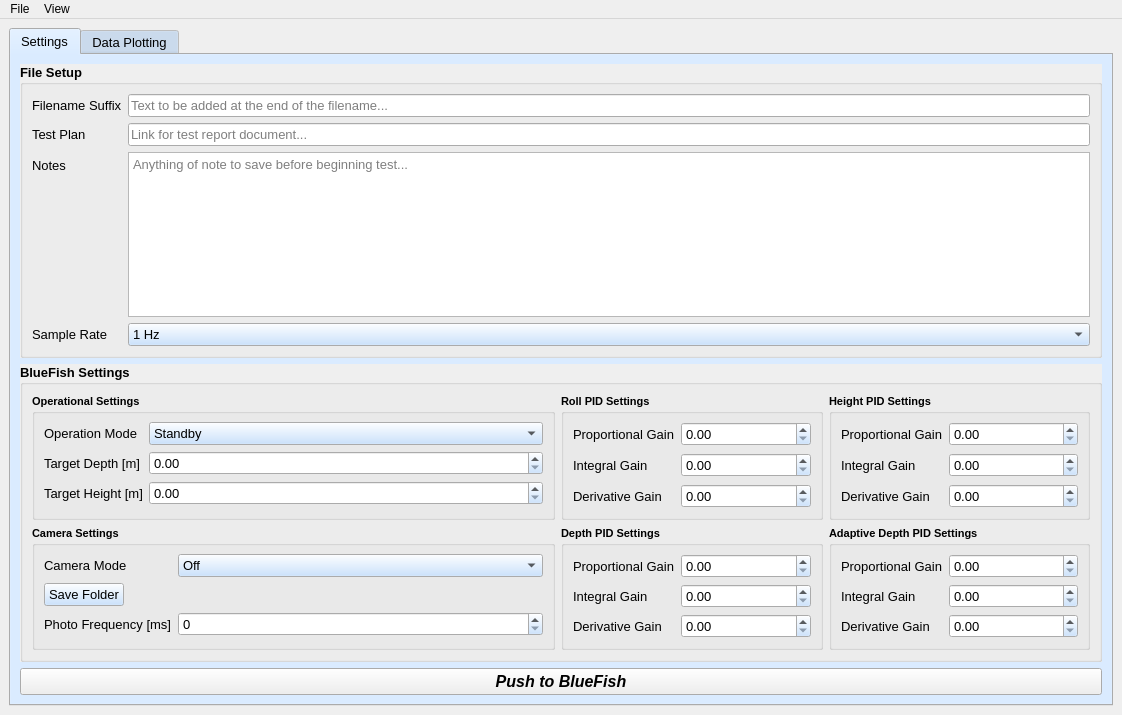
First picture: the form in Sandbox/GUI/FishCommand.ui, repository BlueFish-MECH400/BlueFish, before the edit.
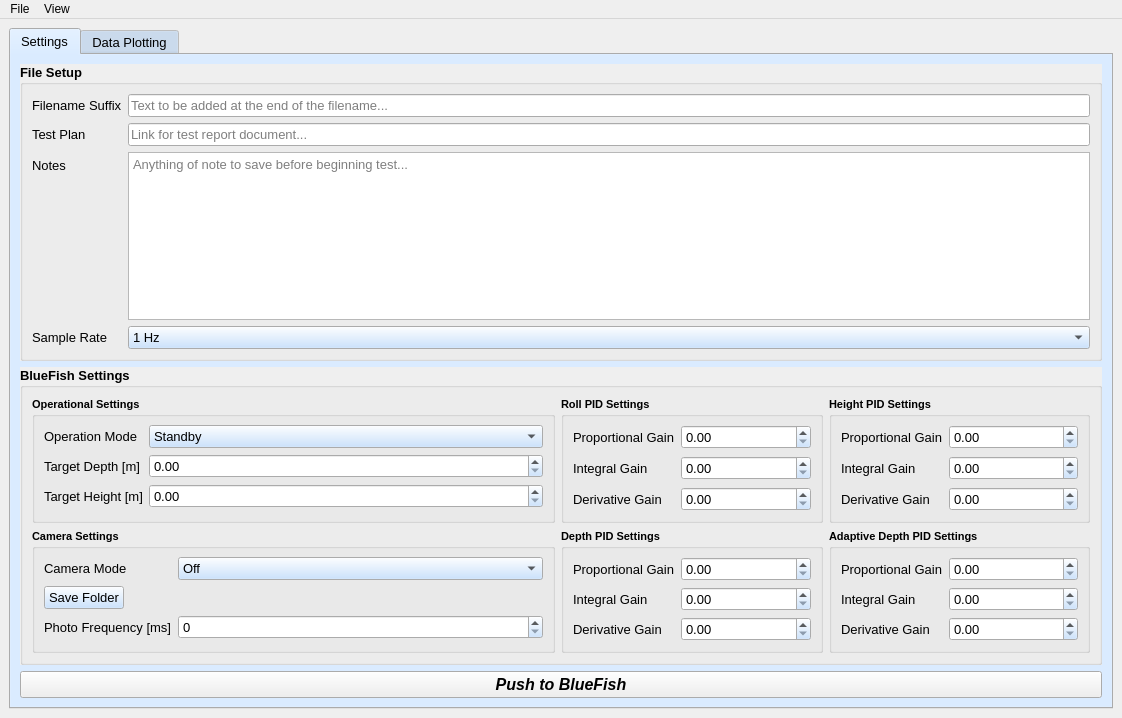
Second picture: the form after the edit. Icons and pictures are not drawn.

Commit message: Some small changes to ui - hopefully helps with pi implementation

The edit to the form file:
```diff
--- a/Sandbox/GUI/FishCommand.ui
+++ b/Sandbox/GUI/FishCommand.ui
@@ -8,7 +8,7 @@
     <x>0</x>
     <y>0</y>
     <width>1122</width>
-    <height>715</height>
+    <height>718</height>
    </rect>
   </property>
   <property name="windowTitle">
```
Left out of the diff: 2 changed lines with no effect on the pictures. The commit also changes 1 other file.
